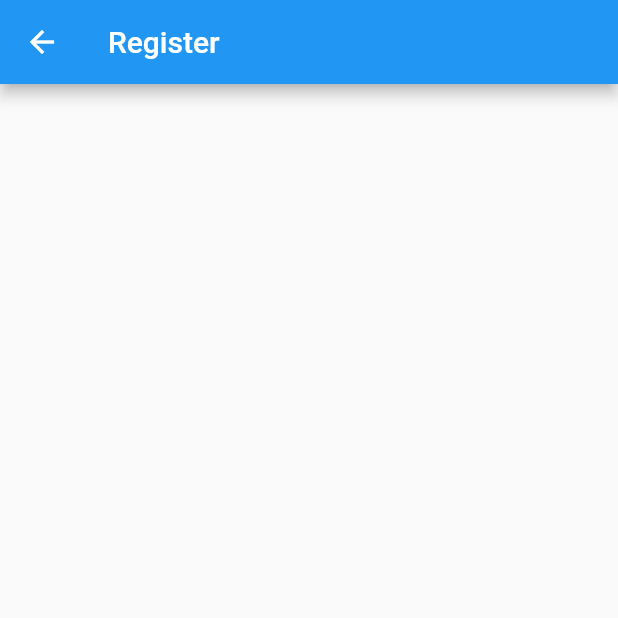
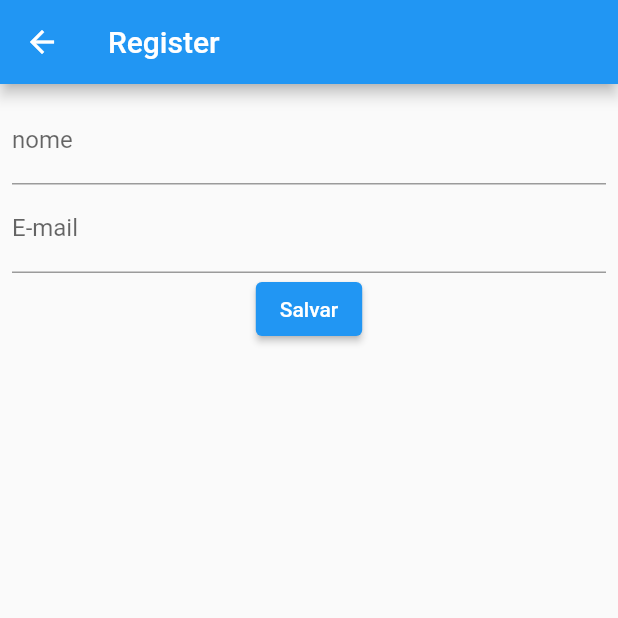
Before and after one commit to MarcosOtake/bloc_cubit_example, a Flutter app: the ContactRegisterPage screen opened directly, on a phone screen of 412 x 824 dp, the top half of it. Run offline on Flutter 3.47's test engine with Material 2 defaults, Android fonts, the phone set to English and light mode, and no system bars; our stand-ins replace bloc, dio, flutter_bloc, freezed_annotation.

Commit message:
ajustes de pastas

```diff
--- a/lib/feature/contacts/list/bloc/register/contact_register_page.dart
+++ /dev/null
@@ -1,15 +0,0 @@
-import 'package:flutter/material.dart';
-
-class ContactRegisterPage extends StatelessWidget {
-  const ContactRegisterPage({Key? key}) : super(key: key);
-
-  @override
-  Widget build(BuildContext context) {
-    return Scaffold(
-      appBar: AppBar(
-        title: const Text('Register'),
-      ),
-      body: Container(),
-    );
-  }
-}
--- a/lib/feature/contacts/list/contacts_list_page.dart
+++ b/lib/feature/contacts/list/contacts_list_page.dart
@@ -1,6 +1,6 @@
 import 'package:flutter/material.dart';
 import 'package:flutter_bloc/flutter_bloc.dart';
-import 'package:project_teste_bloc/feature/contacts/list/bloc/contact_list_bloc.dart';
+import 'package:project_teste_bloc/feature/contacts/list/contact_list_bloc.dart';
 import 'package:project_teste_bloc/models/contact_model.dart';
 import 'package:project_teste_bloc/widgets/loader.dart';
 
--- /dev/null
+++ b/lib/feature/contacts/register/bloc/contact_register_bloc.dart
@@ -0,0 +1,5 @@
+import 'package:freezed_annotation/freezed_annotation.dart';
+
+part 'contact_register_state.dart';
+
+part 'contact_register_bloc.freezed.dart';
--- /dev/null
+++ b/lib/feature/contacts/register/bloc/contact_register_state.dart
@@ -0,0 +1,6 @@
+part of 'contact_register_bloc.dart';
+
+@freezed
+class ContactRegisterState with _$ContactRegisterState {
+  const factory ContactRegisterState.initial() = _Initial;
+}
--- /dev/null
+++ b/lib/feature/contacts/register/contact_register_page.dart
@@ -0,0 +1,65 @@
+import 'package:flutter/material.dart';
+
+class ContactRegisterPage extends StatefulWidget {
+  const ContactRegisterPage({Key? key}) : super(key: key);
+
+  @override
+  State<ContactRegisterPage> createState() => _ContactRegisterPageState();
+}
+
+class _ContactRegisterPageState extends State<ContactRegisterPage> {
+  final _formKey = GlobalKey<FormState>();
+  final _nameEC = TextEditingController();
+  final _emailEC = TextEditingController();
+
+  @override
+  void dispose() {
+    _nameEC.dispose();
+    _emailEC.dispose();
+    super.dispose();
+  }
+
+  @override
+  Widget build(BuildContext context) {
+    return Scaffold(
+      appBar: AppBar(
+        title: const Text('Register'),
+      ),
+      body: Padding(
+        padding: const EdgeInsets.all(8.0),
+        child: Form(
+          key: _formKey,
+          child: Column(
+            children: [
+              TextFormField(
+                controller: _nameEC,
+                decoration: const InputDecoration(
+                  label: Text('nome'),
+                ),
+                validator: (String? value) {
+                  if (value == null || value.isEmpty) {
+                    return 'Nome é obrigatório';
+                  }
+                  return null;
+                },
+              ),
+              TextFormField(
+                controller: _emailEC,
+                decoration: const InputDecoration(
+                  label: Text('E-mail'),
+                ),
+                validator: (String? value) {
+                  if (value == null || value.isEmpty) {
+                    return 'E-mail é obrigatório';
+                  }
+                  return null;
+                },
+              ),
+              ElevatedButton(onPressed: () {}, child: const Text('Salvar'))
+            ],
+          ),
+        ),
+      ),
+    );
+  }
+}
--- a/lib/main.dart
+++ b/lib/main.dart
@@ -3,10 +3,10 @@ import 'package:flutter_bloc/flutter_bloc.dart';
 import 'package:project_teste_bloc/feature/bloc_example/bloc/bloc_example.dart';
 import 'package:project_teste_bloc/feature/bloc_example/bloc_freezed/bloc_freezed_example.dart';
 import 'package:project_teste_bloc/feature/bloc_example/bloc_freezed/example_freezed_bloc.dart';
-import 'package:project_teste_bloc/feature/contacts/list/bloc/contact_list_bloc.dart';
 import 'package:project_teste_bloc/feature/contacts/list/bloc/register/contact_register_page.dart';
-import 'package:project_teste_bloc/feature/contacts/list/bloc/update/contact_update_page.dart';
+import 'package:project_teste_bloc/feature/contacts/list/contact_list_bloc.dart';
 import 'package:project_teste_bloc/feature/contacts/list/contacts_list_page.dart';
+import 'package:project_teste_bloc/feature/contacts/update/contact_update_page.dart';
 import 'package:project_teste_bloc/repositories/contacts_repository.dart';
 
 import 'feature/bloc_example/bloc/example_bloc.dart';
```
Also changed, not shown: lib/feature/contacts/list/contact_list_bloc.dart (renamed from lib/feature/contacts/list/bloc/contact_list_bloc.dart), lib/feature/contacts/list/contact_list_bloc.freezed.dart (renamed from lib/feature/contacts/list/bloc/contact_list_bloc.freezed.dart), lib/feature/contacts/list/contact_list_event.dart (renamed from lib/feature/contacts/list/bloc/contact_list_event.dart), lib/feature/contacts/list/contact_list_state.dart (renamed from lib/feature/contacts/list/bloc/contact_list_state.dart), lib/feature/contacts/register/bloc/contact_register_bloc.freezed.dart (added), lib/feature/contacts/register/bloc/contact_register_event.dart (added), lib/feature/contacts/update/contact_update_page.dart (renamed from lib/feature/contacts/list/bloc/update/contact_update_page.dart).
